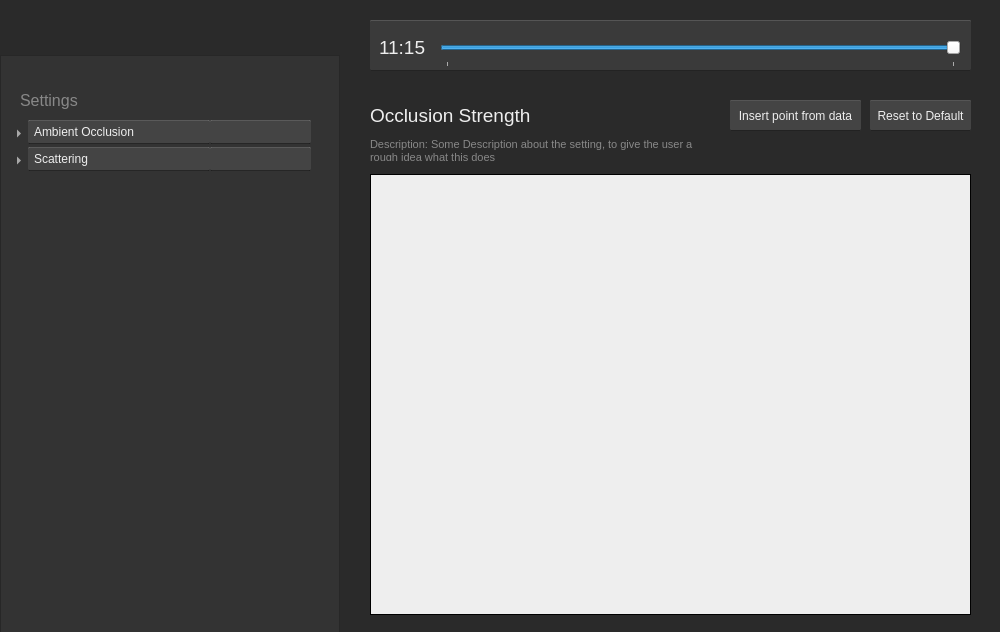
Above: toolkit/day_time_editor/ui/main_window.ui from tobspr/RenderPipeline before the change. Below: the same form after it.
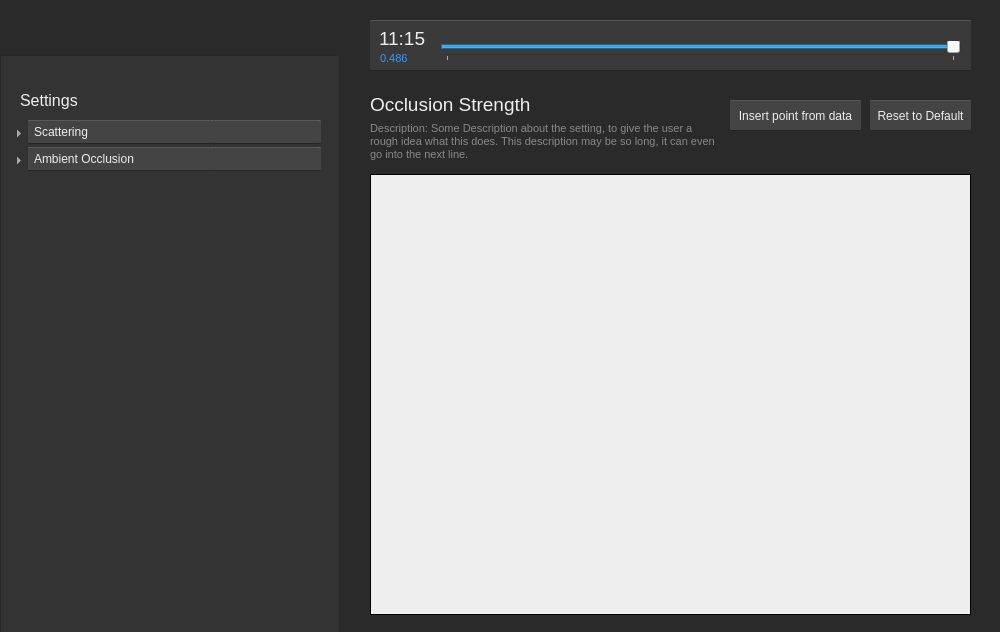
That is the form after the change. Icons and pictures are not drawn.

Commit message: Add setting for the distant shadows sun distance, don't scale ColorType values by 255 in shaders.

```diff
--- a/toolkit/day_time_editor/ui/main_window.ui
+++ b/toolkit/day_time_editor/ui/main_window.ui
@@ -481,7 +481,7 @@
      <rect>
       <x>10</x>
       <y>120</y>
-      <width>301</width>
+      <width>311</width>
       <height>491</height>
      </rect>
     </property>
@@ -525,6 +525,9 @@
     <property name="verticalScrollBarPolicy">
      <enum>Qt::ScrollBarAsNeeded</enum>
     </property>
+    <property name="horizontalScrollBarPolicy">
+     <enum>Qt::ScrollBarAsNeeded</enum>
+    </property>
     <property name="editTriggers">
      <set>QAbstractItemView::NoEditTriggers</set>
     </property>
@@ -552,6 +555,9 @@
     <property name="itemsExpandable">
      <bool>true</bool>
     </property>
+    <property name="sortingEnabled">
+     <bool>false</bool>
+    </property>
     <property name="animated">
      <bool>true</bool>
     </property>
@@ -583,6 +589,35 @@
       <string>Value</string>
      </property>
     </column>
+    <item>
+     <property name="text">
+      <string>Scattering</string>
+     </property>
+     <item>
+      <property name="text">
+       <string>Sun Height</string>
+      </property>
+      <property name="text">
+       <string>0,4</string>
+      </property>
+     </item>
+     <item>
+      <property name="text">
+       <string>Sun Color</string>
+      </property>
+      <property name="text">
+       <string>[128, 255, 100]</string>
+      </property>
+     </item>
+     <item>
+      <property name="text">
+       <string>Sun Angle</string>
+      </property>
+      <property name="text">
+       <string>180 °</string>
+      </property>
+     </item>
+    </item>
     <item>
      <property name="text">
       <string>Ambient Occlusion</string>
@@ -602,35 +637,6 @@
       </property>
      </item>
     </item>
-    <item>
-     <property name="text">
-      <string>Scattering</string>
-     </property>
-     <item>
-      <property name="text">
-       <string>Sun Height</string>
-      </property>
-      <property name="text">
-       <string>0,4</string>
-      </property>
-     </item>
-     <item>
-      <property name="text">
-       <string>Sun Angle</string>
-      </property>
-      <property name="text">
-       <string>180 °</string>
-      </property>
-     </item>
-     <item>
-      <property name="text">
-       <string>Sun Color</string>
-      </property>
-      <property name="text">
-       <string>[128, 255, 100]</string>
-      </property>
-     </item>
-    </item>
    </widget>
    <widget class="QFrame" name="frame_current_setting">
     <property name="geometry">
@@ -651,7 +657,7 @@
      <property name="geometry">
       <rect>
        <x>0</x>
-       <y>20</y>
+       <y>9</y>
        <width>221</width>
        <height>31</height>
       </rect>
@@ -728,9 +734,9 @@
      <property name="geometry">
       <rect>
        <x>0</x>
-       <y>60</y>
+       <y>41</y>
        <width>351</width>
-       <height>21</height>
+       <height>41</height>
       </rect>
      </property>
      <property name="font">
@@ -742,7 +748,7 @@
       <string notr="true">color: #888;</string>
      </property>
      <property name="text">
-      <string>Description: Some Description about the setting, to give the user a rough idea what this does </string>
+      <string>Description: Some Description about the setting, to give the user a rough idea what this does. This description may be so long, it can even go into the next line.</string>
      </property>
      <property name="wordWrap">
       <bool>true</bool>
@@ -802,7 +808,7 @@
       </font>
      </property>
      <property name="styleSheet">
-      <string notr="true">color: #888; border: 0;</string>
+      <string notr="true">color: #eee;border: 0;</string>
      </property>
      <property name="text">
       <string>Settings</string>
@@ -837,9 +843,9 @@
      <property name="geometry">
       <rect>
        <x>70</x>
-       <y>16</y>
+       <y>21</y>
        <width>521</width>
-       <height>31</height>
+       <height>20</height>
       </rect>
      </property>
      <property name="maximum">
@@ -877,7 +883,7 @@
      <property name="geometry">
       <rect>
        <x>9</x>
-       <y>12</y>
+       <y>3</y>
        <width>51</width>
        <height>31</height>
       </rect>
@@ -896,6 +902,29 @@
       <string>11:15</string>
      </property>
     </widget>
+    <widget class="QLabel" name="time_float_label">
+     <property name="geometry">
+      <rect>
+       <x>10</x>
+       <y>29</y>
+       <width>41</width>
+       <height>18</height>
+      </rect>
+     </property>
+     <property name="font">
+      <font>
+       <pointsize>8</pointsize>
+       <weight>50</weight>
+       <bold>false</bold>
+      </font>
+     </property>
+     <property name="styleSheet">
+      <string notr="true">color: #39f;</string>
+     </property>
+     <property name="text">
+      <string>0.486</string>
+     </property>
+    </widget>
    </widget>
    <widget class="QLabel" name="lbl_select_setting">
     <property name="geometry">
```
Left out of the diff: 1 changed line with no effect on the pictures. The commit also changes 15 other files.
